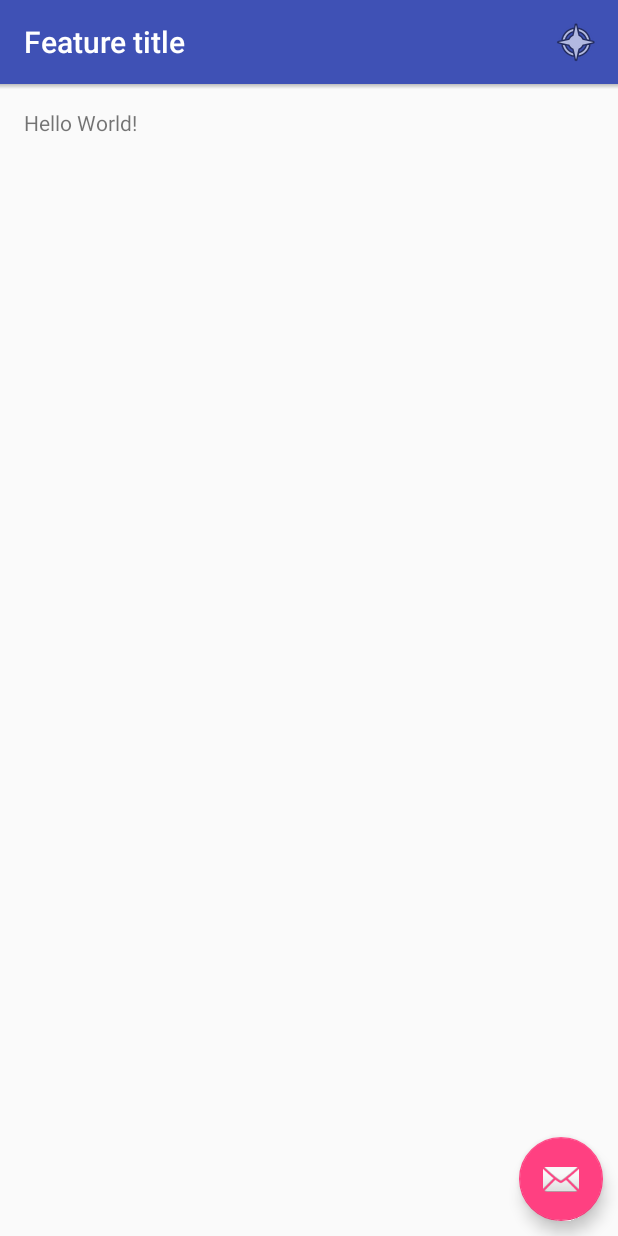
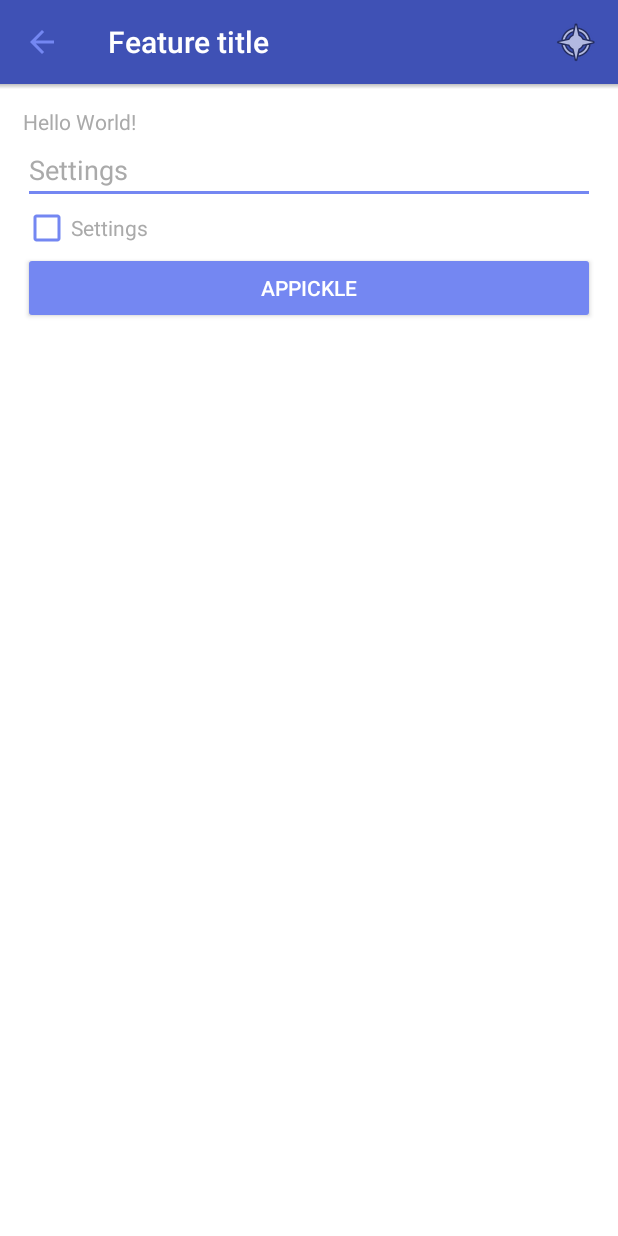
Before and after one commit to mauriciotogneri/appickle, an Android app: the screen it shows after launch (MainActivity), on a phone screen of 412 x 824 dp. Run offline under Robolectric (Android 15) with nearby library versions, the phone set to English and light mode, and no system bars.

```diff
--- a/app/src/main/AndroidManifest.xml
+++ b/app/src/main/AndroidManifest.xml
@@ -8,12 +8,11 @@
         android:icon="@mipmap/ic_launcher"
         android:label="@string/app_name"
         android:supportsRtl="true"
-        android:theme="@style/AppTheme">
+        android:theme="@style/app_theme">
 
         <activity
             android:name=".MainActivity"
-            android:label="@string/app_name"
-            android:theme="@style/AppTheme.NoActionBar">
+            android:label="@string/app_name">
 
             <intent-filter>
                 <action android:name="android.intent.action.MAIN"/>
--- a/app/src/main/java/com/mauriciotogneri/appickle/MainActivity.java
+++ b/app/src/main/java/com/mauriciotogneri/appickle/MainActivity.java
@@ -1,13 +1,13 @@
 package com.mauriciotogneri.appickle;
 
 import android.os.Bundle;
-import android.support.design.widget.FloatingActionButton;
-import android.support.design.widget.Snackbar;
 import android.support.v7.app.AppCompatActivity;
 import android.support.v7.widget.Toolbar;
 import android.view.Menu;
 import android.view.MenuItem;
 import android.view.View;
+import android.view.View.OnClickListener;
+import android.widget.Toast;
 
 import com.google.gson.Gson;
 import com.mauriciotogneri.appickle.json.JsonFeature;
@@ -30,13 +30,14 @@ public class MainActivity extends AppCompatActivity
         setSupportActionBar(toolbar);
         setTitle("Feature title");
 
-        FloatingActionButton fab = (FloatingActionButton) findViewById(R.id.fab);
-        fab.setOnClickListener(new View.OnClickListener()
+        getSupportActionBar().setDisplayHomeAsUpEnabled(true);
+
+        toolbar.setNavigationOnClickListener(new OnClickListener()
         {
             @Override
-            public void onClick(View view)
+            public void onClick(View v)
             {
-                Snackbar.make(view, "Replace with your own action", Snackbar.LENGTH_LONG).setAction("Action", null).show();
+                Toast.makeText(MainActivity.this, "Back pressed!", Toast.LENGTH_SHORT).show();
             }
         });
 
--- a/app/src/main/res/layout/activity_main.xml
+++ b/app/src/main/res/layout/activity_main.xml
@@ -11,8 +11,8 @@
         android:id="@+id/toolbar"
         android:layout_width="match_parent"
         android:layout_height="wrap_content"
-        android:background="@color/colorPrimary"
-        app:titleTextColor="@android:color/white" />
+        android:background="@color/primary"
+        app:titleTextColor="@android:color/white"/>
 
     <FrameLayout
         android:layout_width="match_parent"
@@ -20,14 +20,6 @@
 
         <include
             layout="@layout/content_main"/>
-
-        <android.support.design.widget.FloatingActionButton
-            android:id="@+id/fab"
-            android:layout_width="wrap_content"
-            android:layout_height="wrap_content"
-            android:layout_gravity="bottom|end"
-            android:layout_margin="@dimen/fab_margin"
-            android:src="@android:drawable/ic_dialog_email"/>
 
         <View
             android:layout_width="match_parent"
--- a/app/src/main/res/layout/content_main.xml
+++ b/app/src/main/res/layout/content_main.xml
@@ -1,20 +1,36 @@
 <?xml version="1.0" encoding="utf-8"?>
-<RelativeLayout
+<LinearLayout
     xmlns:android="http://schemas.android.com/apk/res/android"
-    xmlns:app="http://schemas.android.com/apk/res-auto"
-    xmlns:tools="http://schemas.android.com/tools"
     android:layout_width="match_parent"
     android:layout_height="match_parent"
-    android:paddingBottom="@dimen/activity_vertical_margin"
-    android:paddingLeft="@dimen/activity_horizontal_margin"
-    android:paddingRight="@dimen/activity_horizontal_margin"
-    android:paddingTop="@dimen/activity_vertical_margin"
-    app:layout_behavior="@string/appbar_scrolling_view_behavior"
-    tools:showIn="@layout/activity_main">
+    android:background="@android:color/white"
+    android:orientation="vertical"
+    android:padding="@dimen/activity_margin">
 
     <TextView
         android:layout_width="wrap_content"
         android:layout_height="wrap_content"
-        android:text="Hello World!"/>
+        android:text="Hello World!"
+        android:textColor="@android:color/darker_gray"/>
 
-</RelativeLayout>
+    <EditText
+        android:layout_width="match_parent"
+        android:layout_height="wrap_content"
+        android:hint="@string/action_settings"
+        android:inputType="text"
+        android:textColor="@android:color/darker_gray"
+        android:textColorHint="@android:color/darker_gray"/>
+
+    <CheckBox
+        android:layout_width="wrap_content"
+        android:layout_height="wrap_content"
+        android:text="@string/action_settings"
+        android:textColor="@android:color/darker_gray"/>
+
+    <Button
+        style="@style/button"
+        android:layout_width="match_parent"
+        android:layout_height="wrap_content"
+        android:text="@string/app_name"/>
+
+</LinearLayout>
--- a/app/src/main/res/values-v21/styles.xml
+++ /dev/null
@@ -1,11 +0,0 @@
-<?xml version="1.0" encoding="utf-8"?>
-<resources>
-
-    <style name="AppTheme.NoActionBar">
-        <item name="windowActionBar">false</item>
-        <item name="windowNoTitle">true</item>
-        <item name="android:windowDrawsSystemBarBackgrounds">true</item>
-        <item name="android:statusBarColor">@android:color/transparent</item>
-    </style>
-
-</resources>
--- a/app/src/main/res/values-w820dp/dimens.xml
+++ /dev/null
@@ -1,7 +0,0 @@
-<?xml version="1.0" encoding="utf-8"?>
-<resources>
-    <!-- Example customization of dimensions originally defined in res/values/dimens.xml
-         (such as screen margins) for screens with more than 820dp of available width. This
-         would include 7" and 10" devices in landscape (~960dp and ~1280dp respectively). -->
-    <dimen name="activity_horizontal_margin">64dp</dimen>
-</resources>
--- a/app/src/main/res/values/colors.xml
+++ b/app/src/main/res/values/colors.xml
@@ -1,8 +1,8 @@
 <?xml version="1.0" encoding="utf-8"?>
 <resources>
 
-    <color name="colorPrimary">#3F51B5</color>
-    <color name="colorPrimaryDark">#303F9F</color>
-    <color name="colorAccent">#FF4081</color>
+    <color name="primary">#3F51B5</color>
+    <color name="primaryDark">#303F9F</color>
+    <color name="accent">#7487F2</color>
 
 </resources>
--- a/app/src/main/res/values/dimens.xml
+++ b/app/src/main/res/values/dimens.xml
@@ -1,6 +1,6 @@
 <?xml version="1.0" encoding="utf-8"?>
 <resources>
-    <dimen name="activity_horizontal_margin">16dp</dimen>
-    <dimen name="activity_vertical_margin">16dp</dimen>
-    <dimen name="fab_margin">10dp</dimen>
+
+    <dimen name="activity_margin">15dp</dimen>
+
 </resources>
--- a/app/src/main/res/values/styles.xml
+++ b/app/src/main/res/values/styles.xml
@@ -1,22 +1,20 @@
 <?xml version="1.0" encoding="utf-8"?>
 <resources>
 
-    <!-- Base application theme. -->
-    <style name="AppTheme" parent="Theme.AppCompat.Light.DarkActionBar">
-        <!-- Customize your theme here. -->
-        <item name="colorPrimary">@color/colorPrimary</item>
-        <item name="colorPrimaryDark">@color/colorPrimaryDark</item>
-        <item name="colorAccent">@color/colorAccent</item>
-    </style>
+    <style name="app_theme" parent="Theme.AppCompat.NoActionBar">
+        <item name="colorPrimary">@color/primary</item>
+        <item name="colorPrimaryDark">@color/primaryDark</item>
+        <item name="colorAccent">@color/accent</item>
+        <item name="android:textColorSecondary">@color/accent</item>
 
-    <style name="AppTheme.NoActionBar">
         <item name="windowActionBar">false</item>
         <item name="windowNoTitle">true</item>
+
         <item name="android:windowNoTitle">true</item>
     </style>
 
-    <style name="AppTheme.AppBarOverlay" parent="ThemeOverlay.AppCompat.Dark.ActionBar"/>
-
-    <style name="AppTheme.PopupOverlay" parent="ThemeOverlay.AppCompat.Light"/>
+    <style name="button" parent="Widget.AppCompat.Button.Colored">
+        <item name="android:textColor">@android:color/white</item>
+    </style>
 
 </resources>
```
Also changed, not shown: 2 other files.
